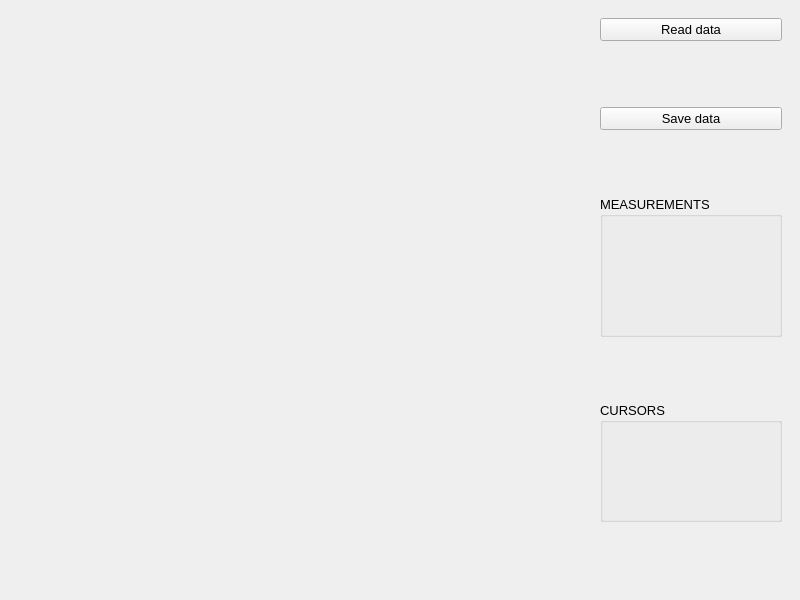
pavel-demin/PyQtScope, file PyQtScope.ui: the form before one commit.
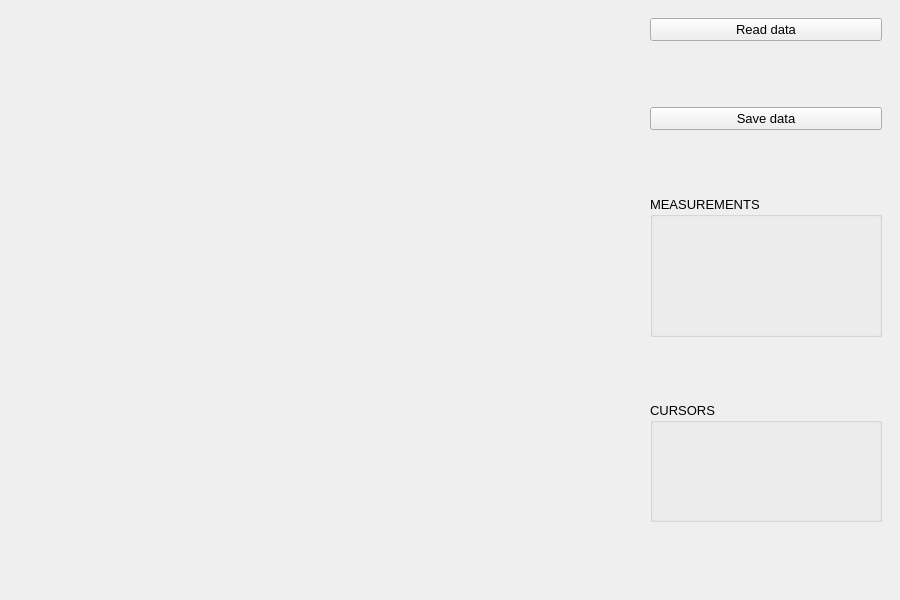
The form after the commit.

Commit message: increase window width

The edit to the form file:
```diff
--- a/PyQtScope.ui
+++ b/PyQtScope.ui
@@ -6,7 +6,7 @@
    <rect>
     <x>0</x>
     <y>0</y>
-    <width>800</width>
+    <width>900</width>
     <height>600</height>
    </rect>
   </property>
@@ -16,7 +16,7 @@
   <widget class="QWidget" name="centralWidget">
    <property name="minimumSize">
     <size>
-     <width>800</width>
+     <width>900</width>
      <height>600</height>
     </size>
    </property>
@@ -48,7 +48,7 @@
       </property>
       <property name="minimumSize">
        <size>
-        <width>200</width>
+        <width>250</width>
         <height>0</height>
        </size>
       </property>
```
